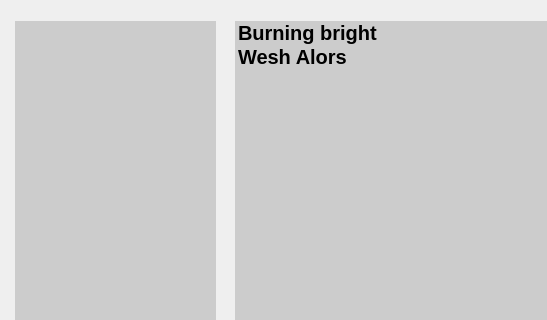
zatteo/APPLE, file Client/mainwindow.ui: the form before one commit; both pictures show x 0 to 547 and y 0 to 320 of the 1124 by 648 pixel window.
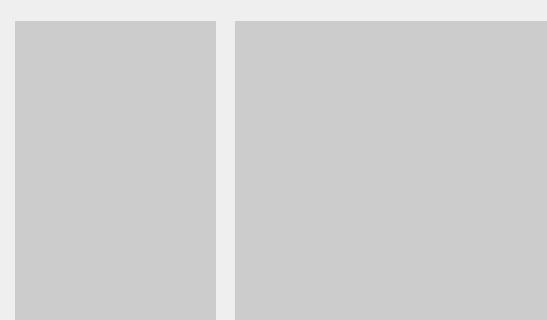
The form after the commit. Icons and pictures are not drawn.

Commit message: push avant theo

Diff of the .ui file:
```diff
--- a/Client/mainwindow.ui
+++ b/Client/mainwindow.ui
@@ -95,48 +95,6 @@
      <property name="sortingEnabled">
       <bool>true</bool>
      </property>
-     <item>
-      <property name="text">
-       <string>Burning bright</string>
-      </property>
-      <property name="font">
-       <font>
-        <pointsize>15</pointsize>
-        <weight>75</weight>
-        <bold>true</bold>
-       </font>
-      </property>
-      <property name="background">
-       <brush brushstyle="NoBrush">
-        <color alpha="255">
-         <red>186</red>
-         <green>189</green>
-         <blue>182</blue>
-        </color>
-       </brush>
-      </property>
-     </item>
-     <item>
-      <property name="text">
-       <string>Wesh Alors</string>
-      </property>
-      <property name="font">
-       <font>
-        <pointsize>15</pointsize>
-        <weight>75</weight>
-        <bold>true</bold>
-       </font>
-      </property>
-      <property name="background">
-       <brush brushstyle="NoBrush">
-        <color alpha="255">
-         <red>186</red>
-         <green>189</green>
-         <blue>182</blue>
-        </color>
-       </brush>
-      </property>
-     </item>
     </widget>
    </widget>
    <widget class="QWidget" name="barre_play" native="true">
```
Left out of the diff: 1 changed line with no effect on the pictures. The commit also changes 2 other files.
